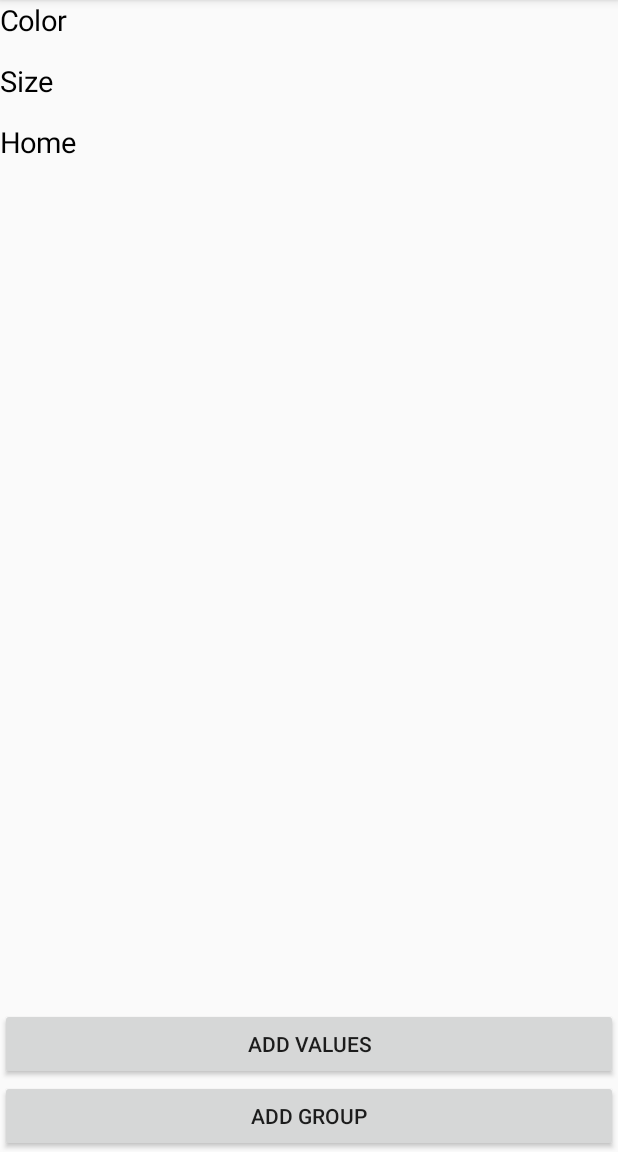
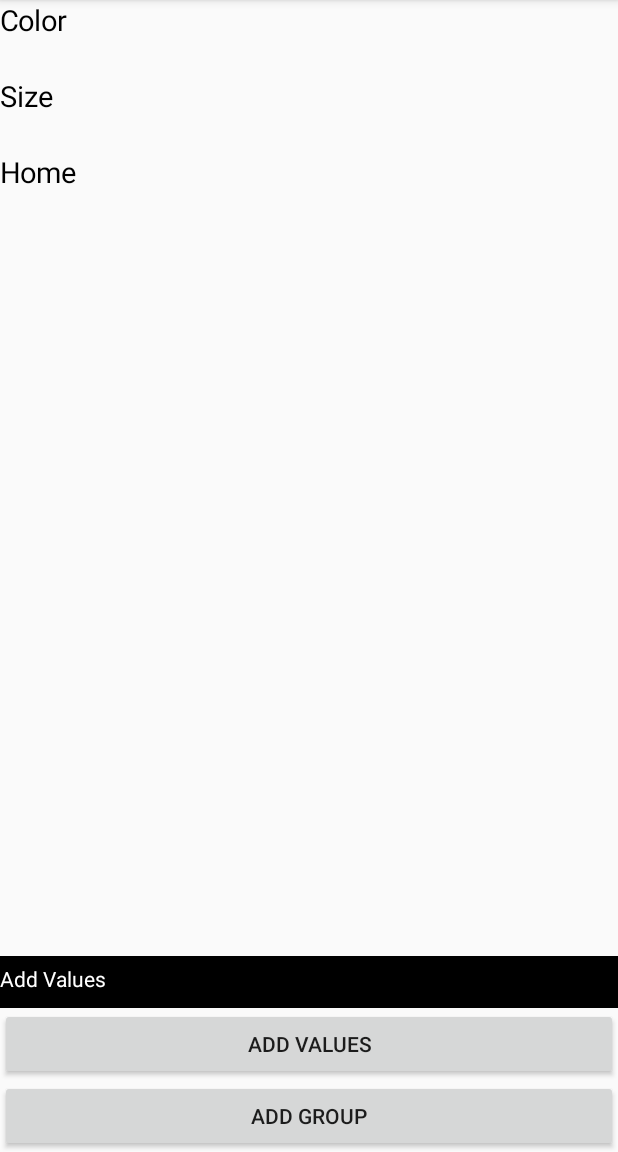
Before and after one commit to aadilmirrani/multi-list-selector, an Android app: the screen it shows after launch (MainActivity), after a tap on "ADD GROUP", on a phone screen of 412 x 824 dp, the part 84-1236 px from its top. Run offline under Robolectric (Android 15) with nearby library versions, the phone set to English and light mode, and no system bars; our stand-ins replace FlexboxLayout; libraries missing offline, so code that uses them is left out: com.google.android.flexbox; 5 statements that could not run were skipped.

Commit message:
v15 0.1.11
Feature
* add header bottom padding

```diff
--- a/app/build.gradle
+++ b/app/build.gradle
@@ -10,8 +10,8 @@ android {
         applicationId "com.reacttive.aadilmirrani.multilistselector"
         minSdkVersion 16
         targetSdkVersion 28
-        versionCode 14
-        versionName "0.1.10"
+        versionCode 15
+        versionName "0.1.11"
         testInstrumentationRunner "androidx.test.runner.AndroidJUnitRunner"
     }
     buildTypes {
--- a/app/src/main/res/layout/activity_main.xml
+++ b/app/src/main/res/layout/activity_main.xml
@@ -11,9 +11,23 @@
             android:id="@+id/recycler_view"
             android:layout_width="0dp"
             android:layout_height="0dp"
+            app:headerBottomPadding="10dip"
             app:layout_constraintEnd_toEndOf="parent"
             app:layout_constraintStart_toStartOf="parent"
             app:layout_constraintTop_toTopOf="parent"
+            app:layout_constraintBottom_toTopOf="@id/btn_add_values"/>
+
+    <TextView
+            android:id="@+id/tv_add_values"
+            android:layout_width="0dp"
+            android:layout_height="wrap_content"
+            android:text="Add Values"
+            android:paddingBottom="10dip"
+            android:paddingTop="5dip"
+            android:background="#000"
+            android:textColor="#fff"
+            app:layout_constraintEnd_toEndOf="parent"
+            app:layout_constraintStart_toStartOf="parent"
             app:layout_constraintBottom_toTopOf="@id/btn_add_values"/>
 
     <Button
--- a/mlslibrary/build.gradle
+++ b/mlslibrary/build.gradle
@@ -8,8 +8,8 @@ android {
     defaultConfig {
         minSdkVersion 16
         targetSdkVersion 28
-        versionCode 14
-        versionName "0.1.10"
+        versionCode 15
+        versionName "0.1.11"
 
         testInstrumentationRunner "androidx.test.runner.AndroidJUnitRunner"
 
--- a/mlslibrary/src/main/java/com/reacttive/aadilmirrani/mlslibrary/MLSView.kt
+++ b/mlslibrary/src/main/java/com/reacttive/aadilmirrani/mlslibrary/MLSView.kt
@@ -24,6 +24,7 @@ class MLSView : LinearLayout {
 
     private val defaultHeaderTextColor = ContextCompat.getColor(context, R.color.header_text_color)
     private val defaultHeaderTextSize = resources.getDimension(R.dimen.header_text_size)
+    private val defaultHeaderBottomPadding = resources.getDimension(R.dimen.header_bottom_padding)
 
     private val defaultTagNormalColor = ContextCompat.getColor(context, R.color.tag_normal_color)
     private val defaultTagSelectedColor = ContextCompat.getColor(context, R.color.tag_selected_color)
@@ -38,10 +39,11 @@ class MLSView : LinearLayout {
     private val defaultTagNormalCornerRadius = resources.getDimension(R.dimen.tag_normal_corner_radius)
     private val defaultTagSelectedCornerRadius = resources.getDimension(R.dimen.tag_selected_corner_radius)
 
-    private var groupBotomPadding: Float? = null
+    private var groupBottomPadding: Float? = null
 
     private var headerTextColor: Int? = null
     private var headerTextSize: Float? = null
+    private var headerBottomPadding: Float? = null
 
     private var tagNormalColor: Int? = null
     private var tagSelectedColor: Int? = null
@@ -67,10 +69,11 @@ class MLSView : LinearLayout {
 
         val a = context.obtainStyledAttributes(attrs, R.styleable.MLSView, defStyle, R.style.MLSView)
         try {
-            groupBotomPadding = a.getDimension(R.styleable.MLSView_groupBottomPadding, defaultGroupBottomPadding)
+            groupBottomPadding = a.getDimension(R.styleable.MLSView_groupBottomPadding, defaultGroupBottomPadding)
 
             headerTextColor = a.getColor(R.styleable.MLSView_headerTextColor, defaultHeaderTextColor)
             headerTextSize = a.getDimension(R.styleable.MLSView_headerTextSize, defaultHeaderTextSize)
+            headerBottomPadding = a.getDimension(R.styleable.MLSView_headerBottomPadding, defaultHeaderBottomPadding)
 
             tagNormalColor = a.getColor(R.styleable.MLSView_tagNormalTextColor, defaultTagNormalColor)
             tagSelectedColor = a.getColor(R.styleable.MLSView_tagSelectedTextColor, defaultTagSelectedColor)
@@ -144,8 +147,8 @@ class MLSView : LinearLayout {
         RecyclerData.generateNormal()
 
         for(variant in listVariant) {
-            AppData.tvList[variant.title.key] = this.addHeaderTextView(context, variant.title, headerTextColor?: defaultHeaderTextColor, headerTextSize ?: defaultHeaderTextSize)
-            AppData.rvList[variant.title.key] = this.addRecyclerView(context, mlsTagStyle, variant, groupBotomPadding ?: defaultGroupBottomPadding)
+            AppData.tvList[variant.title.key] = this.addHeaderTextView(context, variant.title, headerTextColor?: defaultHeaderTextColor, headerTextSize ?: defaultHeaderTextSize, headerBottomPadding ?: defaultHeaderBottomPadding)
+            AppData.rvList[variant.title.key] = this.addRecyclerView(context, mlsTagStyle, variant, groupBottomPadding ?: defaultGroupBottomPadding)
         }
         this.invalidate()
     }
@@ -161,8 +164,8 @@ class MLSView : LinearLayout {
             }
 
             RecyclerData.listVariant[variant.title.key] = variant
-            AppData.tvList[variant.title.key] = this.addHeaderTextView(context, variant.title, headerTextColor?: defaultHeaderTextColor, headerTextSize ?: defaultHeaderTextSize)
-            AppData.rvList[variant.title.key] = this.addRecyclerView(context, mlsTagStyle, variant, groupBotomPadding ?: defaultGroupBottomPadding)
+            AppData.tvList[variant.title.key] = this.addHeaderTextView(context, variant.title, headerTextColor?: defaultHeaderTextColor, headerTextSize ?: defaultHeaderTextSize, headerBottomPadding ?: defaultHeaderBottomPadding)
+            AppData.rvList[variant.title.key] = this.addRecyclerView(context, mlsTagStyle, variant, groupBottomPadding ?: defaultGroupBottomPadding)
             RecyclerData.addIndependentGroup(variant)
             AppData.notifyDataSetChanged()
         }
--- a/mlslibrary/src/main/java/com/reacttive/aadilmirrani/mlslibrary/helper/TextViewHelper.kt
+++ b/mlslibrary/src/main/java/com/reacttive/aadilmirrani/mlslibrary/helper/TextViewHelper.kt
@@ -6,8 +6,9 @@ import android.widget.LinearLayout
 import android.widget.TextView
 import androidx.annotation.NonNull
 import com.reacttive.aadilmirrani.mlslibrary.model.TagHeader
+import kotlin.math.roundToInt
 
-internal fun LinearLayout.addHeaderTextView(@NonNull context: Context, @NonNull header: TagHeader, @NonNull txtColor: Int, @NonNull txtSize: Float): TextView {
+internal fun LinearLayout.addHeaderTextView(@NonNull context: Context, @NonNull header: TagHeader, @NonNull txtColor: Int, @NonNull txtSize: Float, @NonNull headerBottomPadding: Float): TextView {
     val textView = TextView(context)
 
     textView.setTextColor(txtColor)
@@ -16,6 +17,8 @@ internal fun LinearLayout.addHeaderTextView(@NonNull context: Context, @NonNull
 
     textView.text = header.title
 
+    textView.setPadding(0, 0, 0, headerBottomPadding.roundToInt()/*TypedValue.applyDimension(TypedValue.COMPLEX_UNIT_DIP, headerBottomPadding, resources.displayMetrics).roundToInt()*/)
+
     this.addView(textView)
     return textView
 }
--- a/mlslibrary/src/main/res/values/attrs.xml
+++ b/mlslibrary/src/main/res/values/attrs.xml
@@ -5,6 +5,8 @@
 
         <attr name="headerTextColor" format="color"/>
         <attr name="headerTextSize" format="dimension"/>
+
+        <attr name="headerBottomPadding" format="dimension"/>
 
         <attr name="tagNormalTextSize" format="dimension"/>
         <attr name="tagSelectedTextSize" format="dimension"/>
--- a/mlslibrary/src/main/res/values/dimens.xml
+++ b/mlslibrary/src/main/res/values/dimens.xml
@@ -3,6 +3,9 @@
     <dimen name="groupBottomPadding">10dp</dimen>
 
     <dimen name="header_text_size">19sp</dimen>
+
+    <dimen name="header_bottom_padding">5dip</dimen>
+
     <dimen name="tag_normal_text_size">19sp</dimen>
     <dimen name="tag_selected_text_size">19sp</dimen>
 
--- a/mlslibrary/src/main/res/values/styles.xml
+++ b/mlslibrary/src/main/res/values/styles.xml
@@ -6,6 +6,7 @@
 
         <item name="headerTextColor">@color/header_text_color</item>
         <item name="headerTextSize">@dimen/header_text_size</item>
+        <item name="headerBottomPadding">@dimen/header_bottom_padding</item>
 
         <item name="tagNormalTextSize">@dimen/tag_normal_text_size</item>
         <item name="tagSelectedTextSize">@dimen/tag_selected_text_size</item>
```
Also changed, not shown: 1 other file.
